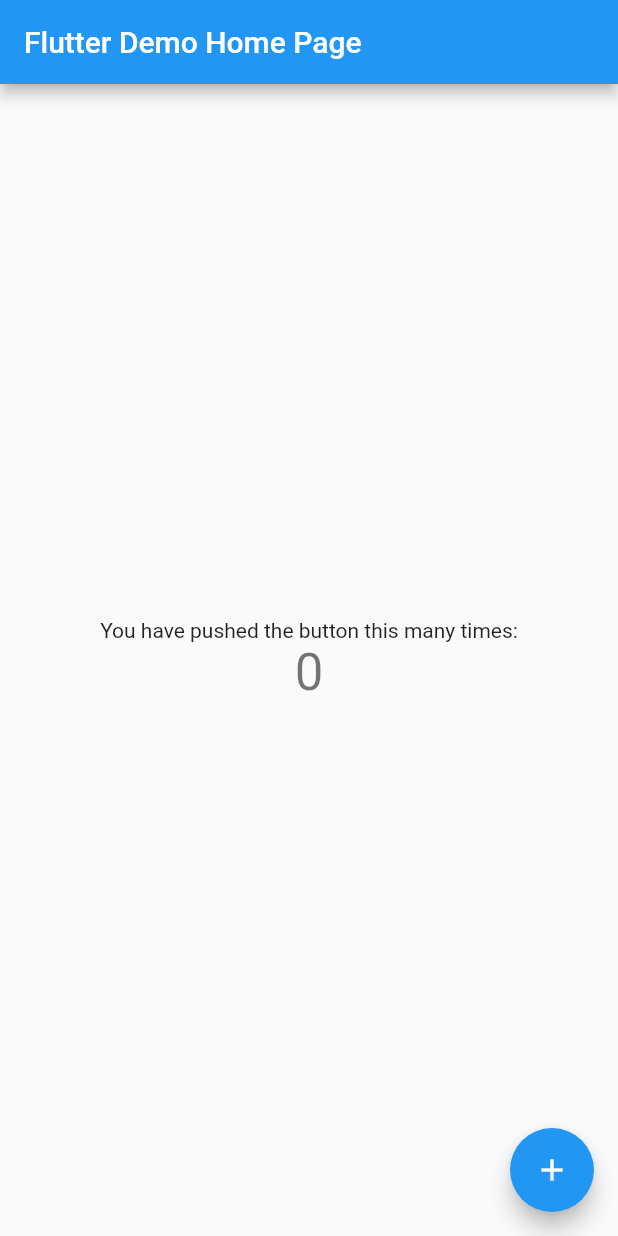
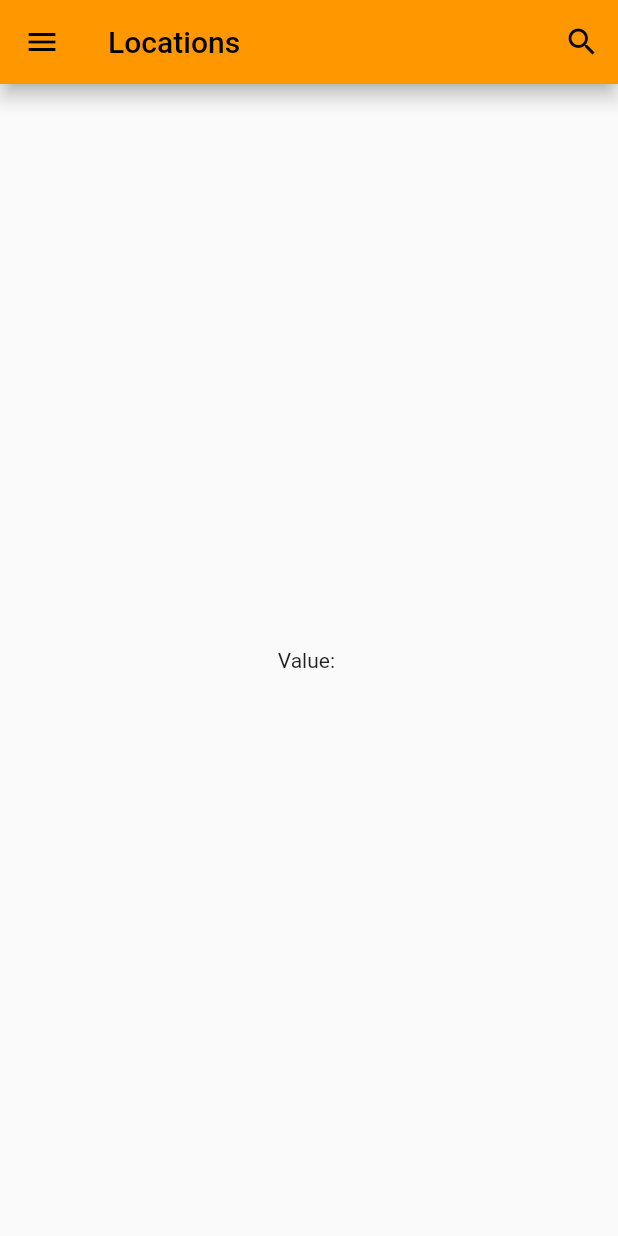
Before and after one commit to kausicmn/Mausam, a Flutter app: the screen it shows after launch, on a phone screen of 412 x 824 dp. Run offline on Flutter 3.47's test engine with Material 2 defaults, Android fonts, the phone set to English and light mode, and no system bars; drawn by our look-alikes of easy_search_bar.

Commit message:
Commit for search bar

```diff
--- a/my_app/lib/main.dart
+++ b/my_app/lib/main.dart
@@ -1,115 +1,59 @@
+import 'package:easy_search_bar/easy_search_bar.dart';
 import 'package:flutter/material.dart';
 
 void main() {
-  runApp(const MyApp());
-}
-
-class MyApp extends StatelessWidget {
-  const MyApp({super.key});
-
-  // This widget is the root of your application.
-  @override
-  Widget build(BuildContext context) {
-    return MaterialApp(
-      title: 'Flutter Demo',
-      theme: ThemeData(
-        // This is the theme of your application.
-        //
-        // Try running your application with "flutter run". You'll see the
-        // application has a blue toolbar. Then, without quitting the app, try
-        // changing the primarySwatch below to Colors.green and then invoke
-        // "hot reload" (press "r" in the console where you ran "flutter run",
-        // or simply save your changes to "hot reload" in a Flutter IDE).
-        // Notice that the counter didn't reset back to zero; the application
-        // is not restarted.
-        primarySwatch: Colors.blue,
-      ),
-      home: const MyHomePage(title: 'Flutter Demo Home Page'),
-    );
-  }
+  runApp(const MyHomePage());
 }
 
 class MyHomePage extends StatefulWidget {
-  const MyHomePage({super.key, required this.title});
-
-  // This widget is the home page of your application. It is stateful, meaning
-  // that it has a State object (defined below) that contains fields that affect
-  // how it looks.
-
-  // This class is the configuration for the state. It holds the values (in this
-  // case the title) provided by the parent (in this case the App widget) and
-  // used by the build method of the State. Fields in a Widget subclass are
-  // always marked "final".
-
-  final String title;
+  const MyHomePage({Key? key}) : super(key: key);
 
   @override
   State<MyHomePage> createState() => _MyHomePageState();
 }
 
 class _MyHomePageState extends State<MyHomePage> {
-  int _counter = 0;
-
-  void _incrementCounter() {
-    setState(() {
-      // This call to setState tells the Flutter framework that something has
-      // changed in this State, which causes it to rerun the build method below
-      // so that the display can reflect the updated values. If we changed
-      // _counter without calling setState(), then the build method would not be
-      // called again, and so nothing would appear to happen.
-      _counter++;
-    });
-  }
+  String searchValue = '';
+  final List<String> _suggestions = ['Chico', 'Sacramento', 'San francisco', 'San jose', 'India', 'German', 'Madagascar', 'Mozambique', 'Portugal', 'Zambia'];
 
   @override
   Widget build(BuildContext context) {
-    // This method is rerun every time setState is called, for instance as done
-    // by the _incrementCounter method above.
-    //
-    // The Flutter framework has been optimized to make rerunning build methods
-    // fast, so that you can just rebuild anything that needs updating rather
-    // than having to individually change instances of widgets.
-    return Scaffold(
-      appBar: AppBar(
-        // Here we take the value from the MyHomePage object that was created by
-        // the App.build method, and use it to set our appbar title.
-        title: Text(widget.title),
-      ),
-      body: Center(
-        // Center is a layout widget. It takes a single child and positions it
-        // in the middle of the parent.
-        child: Column(
-          // Column is also a layout widget. It takes a list of children and
-          // arranges them vertically. By default, it sizes itself to fit its
-          // children horizontally, and tries to be as tall as its parent.
-          //
-          // Invoke "debug painting" (press "p" in the console, choose the
-          // "Toggle Debug Paint" action from the Flutter Inspector in Android
-          // Studio, or the "Toggle Debug Paint" command in Visual Studio Code)
-          // to see the wireframe for each widget.
-          //
-          // Column has various properties to control how it sizes itself and
-          // how it positions its children. Here we use mainAxisAlignment to
-          // center the children vertically; the main axis here is the vertical
-          // axis because Columns are vertical (the cross axis would be
-          // horizontal).
-          mainAxisAlignment: MainAxisAlignment.center,
-          children: <Widget>[
-            const Text(
-              'You have pushed the button this many times:',
+    return  MaterialApp(
+        title: 'Locations',
+        theme: ThemeData(
+            primarySwatch: Colors.orange
+        ),
+        home: Scaffold(
+            appBar: EasySearchBar(
+                title: const Text('Locations'),
+                onSearch: (value) => setState(() => searchValue = value),
+                suggestions: _suggestions
             ),
-            Text(
-              '$_counter',
-              style: Theme.of(context).textTheme.headlineMedium,
+            drawer: Drawer(
+                child: ListView(
+                    padding: EdgeInsets.zero,
+                    children: [
+                      const DrawerHeader(
+                        decoration: BoxDecoration(
+                          color: Colors.blue,
+                        ),
+                        child: Text('Drawer Header'),
+                      ),
+                      ListTile(
+                          title: const Text('Item 1'),
+                          onTap: () => Navigator.pop(context)
+                      ),
+                      ListTile(
+                          title: const Text('Item 2'),
+                          onTap: () => Navigator.pop(context)
+                      )
+                    ]
+                )
             ),
-          ],
-        ),
-      ),
-      floatingActionButton: FloatingActionButton(
-        onPressed: _incrementCounter,
-        tooltip: 'Increment',
-        child: const Icon(Icons.add),
-      ), // This trailing comma makes auto-formatting nicer for build methods.
+            body: Center(
+                child: Text('Value: $searchValue')
+            )
+        )
     );
   }
 }
--- a/my_app/pubspec.yaml
+++ b/my_app/pubspec.yaml
@@ -35,6 +35,7 @@ dependencies:
   # The following adds the Cupertino Icons font to your application.
   # Use with the CupertinoIcons class for iOS style icons.
   cupertino_icons: ^1.0.2
+  easy_search_bar: ^2.4.2
 
 dev_dependencies:
   flutter_test:
```
Also changed, not shown: my_app/pubspec.lock.
